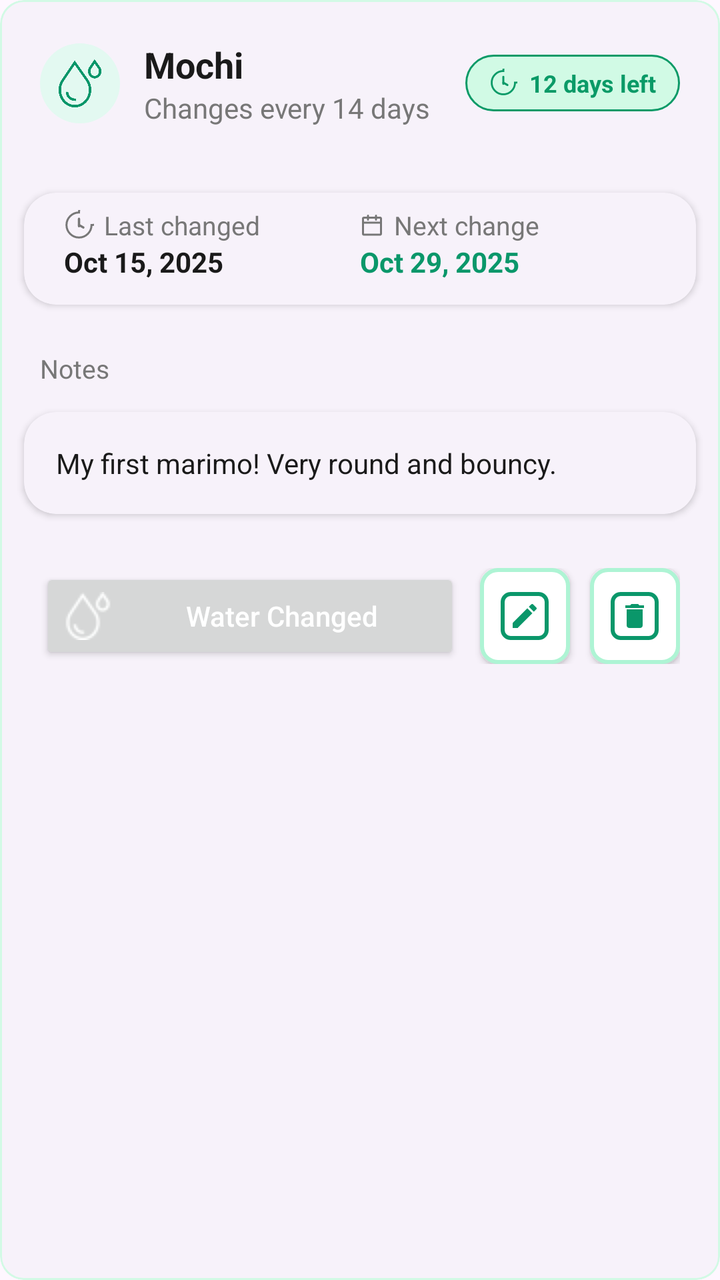
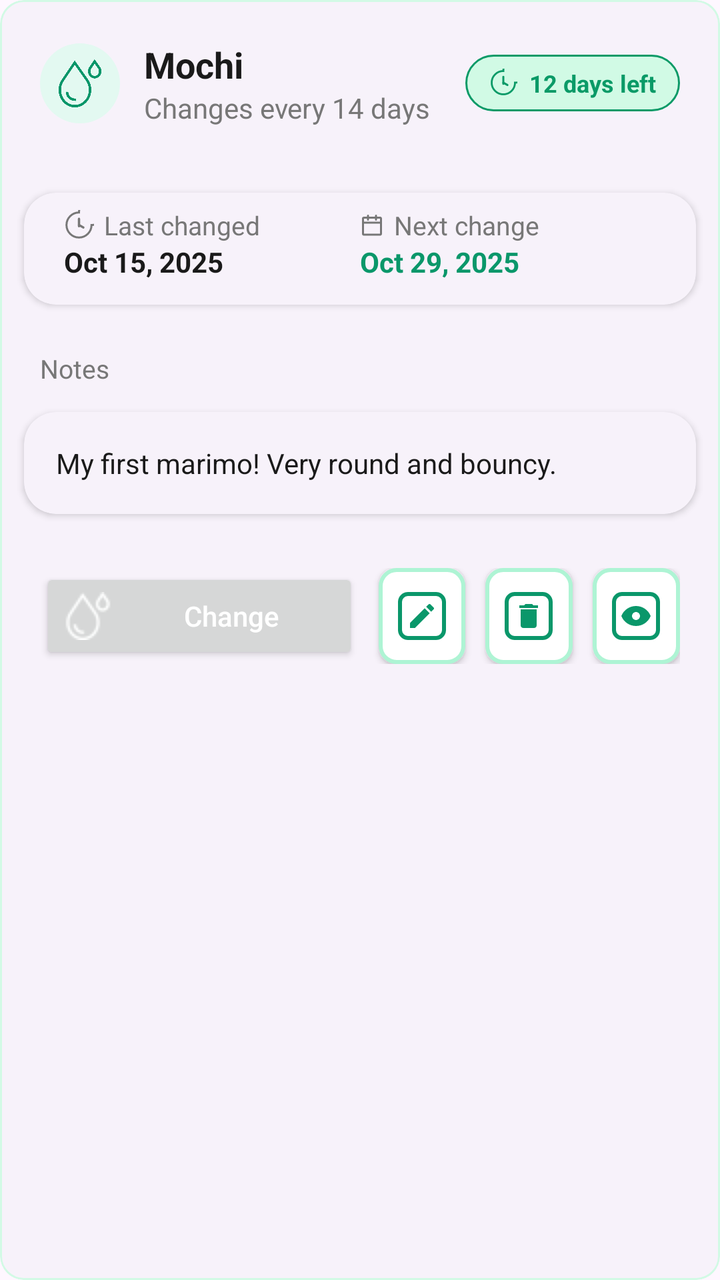

Two renders of the same Android screen: before a commit and after it. Below are the layout's source before the change and the commit's diff.
<!-- AndroidManifest.xml: application theme Theme.MarimoCare -->
<!-- res/layout/item_marimo.xml -->
<?xml version="1.0" encoding="utf-8"?>
<com.google.android.material.card.MaterialCardView xmlns:android="http://schemas.android.com/apk/res/android"
    xmlns:app="http://schemas.android.com/apk/res-auto"
    xmlns:tools="http://schemas.android.com/tools"
    android:id="@+id/cardMarimo"
    android:layout_width="match_parent"
    android:layout_height="wrap_content"
    android:layout_margin="12dp"
    android:padding="16dp"
    app:cardCornerRadius="12dp"
    app:cardElevation="0dp"
    app:strokeColor="@color/marimo_item_board"
    app:strokeWidth="1dp">

    <LinearLayout
        android:layout_width="match_parent"
        android:layout_height="wrap_content"
        android:orientation="vertical">

        
        <LinearLayout
            android:layout_width="match_parent"
            android:layout_height="wrap_content"
            android:orientation="horizontal"
            android:gravity="center_vertical"
            android:padding="20dp">

            <ImageView
                android:id="@+id/imgMarimoIcon"
                android:layout_width="40dp"
                android:layout_height="40dp"
                android:src="@drawable/ic_water_drop_green"
                android:padding="8dp"
                android:background="@drawable/bg_circle_green"
                android:contentDescription="@string/img" />

            <LinearLayout
                android:layout_width="0dp"
                android:layout_height="wrap_content"
                android:layout_weight="1"
                android:paddingStart="12dp"
                android:orientation="vertical"
                tools:ignore="RtlSymmetry">

                <TextView
                    android:id="@+id/txtName"
                    android:text="@string/mochi"
                    android:textSize="18sp"
                    android:textStyle="bold"
                    android:textColor="#1A1A1A"
                    android:layout_width="wrap_content"
                    android:layout_height="wrap_content" />

                <TextView
                    android:id="@+id/txtFrequency"
                    android:text="@string/changes_every_14_days"
                    android:textSize="14sp"
                    android:textColor="#777777"
                    android:layout_width="wrap_content"
                    android:layout_height="wrap_content" />
            </LinearLayout>

            <LinearLayout
                android:id="@+id/layout_text"
                android:layout_width="wrap_content"
                android:layout_height="wrap_content"
                android:orientation="horizontal"
                android:gravity="center_vertical"
                android:background="@drawable/bg_days_left_pill"
                android:paddingHorizontal="12dp"
                android:paddingVertical="6dp">

                <ImageView
                    android:id="@+id/txtDaysLeft_icon"
                    android:layout_width="14dp"
                    android:layout_height="14dp"
                    android:src="@drawable/ic_clock"
                    android:contentDescription="@string/img"
                    android:layout_marginEnd="6dp" />

                <TextView
                    android:id="@+id/txtDaysLeft"
                    android:text="@string/_12_days_left"
                    android:textSize="12sp"
                    android:textColor="#0A9A67"
                    android:textStyle="bold"
                    android:layout_width="wrap_content"
                    android:layout_height="wrap_content" />
            </LinearLayout>
        </LinearLayout>

        
        <com.google.android.material.card.MaterialCardView
            android:id="@+id/cardDate"
            android:layout_width="match_parent"
            android:layout_height="wrap_content"
            android:layout_margin="10dp"
            app:cardElevation="2dp"
            app:backgroundTint="@null"
            app:cardPreventCornerOverlap="false"
            app:cardUseCompatPadding="true">

            <LinearLayout
                android:layout_width="match_parent"
                android:layout_height="wrap_content"
                android:baselineAligned="false"
                android:orientation="horizontal"
                android:paddingStart="20dp"
                android:paddingEnd="20dp"
                android:paddingTop="12dp"
                android:paddingBottom="12dp"
                android:layout_marginTop="-5dp"
                tools:ignore="RtlSymmetry">

                <LinearLayout
                    android:layout_width="0dp"
                    android:layout_height="wrap_content"
                    android:layout_weight="1"
                    android:orientation="vertical">

                    <TextView
                        android:text="@string/last_changed"
                        android:textSize="13sp"
                        android:textColor="#777777"
                        android:layout_width="wrap_content"
                        app:drawableStartCompat="@drawable/ic_clock_mini"
                        android:drawablePadding="5dp"
                        app:drawableTint="#777777"
                        android:layout_height="wrap_content" />

                    <TextView
                        android:id="@+id/txtLastChange"
                        android:text="@string/oct_15_2025"
                        android:textStyle="bold"
                        android:textSize="14sp"
                        android:textColor="#1A1A1A"
                        android:layout_width="wrap_content"
                        android:layout_height="wrap_content" />
                </LinearLayout>

                <LinearLayout
                    android:layout_width="0dp"
                    android:layout_height="wrap_content"
                    android:layout_weight="1"
                    android:orientation="vertical">

                    <TextView
                        android:text="@string/next_change"
                        android:textSize="13sp"
                        android:textColor="#777777"
                        android:drawablePadding="5dp"
                        app:drawableStartCompat="@drawable/ic_calendar_mini"
                        app:drawableTint="#777777"
                        android:layout_width="wrap_content"
                        android:layout_height="wrap_content" />

                    <TextView
                        android:id="@+id/txtNextChange"
                        android:text="@string/oct_29_2025"
                        android:textStyle="bold"
                        android:textSize="14sp"
                        android:textColor="@color/marimo_item_green"
                        android:layout_width="wrap_content"
                        android:layout_height="wrap_content" />
                </LinearLayout>

            </LinearLayout>
        </com.google.android.material.card.MaterialCardView>

        
        <TextView
            android:text="@string/notes"
            android:textSize="13sp"
            android:textColor="#777777"
            android:layout_marginTop="10dp"
            android:paddingStart="20dp"
            android:layout_width="wrap_content"
            android:layout_height="wrap_content"
            tools:ignore="RtlSymmetry" />

        
        <com.google.android.material.card.MaterialCardView
            android:id="@+id/cardNotes"
            android:layout_width="match_parent"
            android:layout_height="wrap_content"
            android:layout_margin="10dp"
            app:backgroundTint="@null"
            app:cardElevation="2dp"
            app:cardPreventCornerOverlap="false"
            app:cardUseCompatPadding="true">

            <TextView
                android:id="@+id/txtNotes"
                android:text="@string/my_first_marimo_very_round_and_bouncy"
                android:textSize="14sp"
                android:textColor="#1A1A1A"
                android:padding="16dp"
                app:backgroundTint="@null"
                android:layout_width="match_parent"
                android:layout_height="wrap_content"
                tools:ignore="RtlSymmetry" />

        </com.google.android.material.card.MaterialCardView>

        
        <LinearLayout
            android:layout_width="match_parent"
            android:layout_height="wrap_content"
            android:orientation="horizontal"
            android:gravity="center_vertical"
            android:paddingStart="20dp"
            android:paddingEnd="20dp"
            android:layout_marginTop="14dp"
            android:layout_marginBottom="10dp"
            tools:ignore="RtlSymmetry">

            <Button
                android:id="@+id/btnWaterChanged"
                android:layout_width="0dp"
                android:layout_height="48dp"
                android:layout_weight="0.70"
                android:text="@string/water_changed"
                android:textAllCaps="false"
                android:textColor="@android:color/white"
                app:backgroundTint="@null"
                android:drawableLeft="@drawable/ic_water_drop_white_mini"
                android:drawablePadding="8dp"
                tools:ignore="ButtonStyle,RtlHardcoded" />

            <Button
                android:id="@+id/btnEdit"
                android:layout_width="0dp"
                android:layout_height="48dp"
                android:layout_weight="0.15"
                android:layout_marginStart="10dp"
                android:textAllCaps="false"
                android:textColor="@color/marimo_black"
                app:backgroundTint="@null"
                android:background="@drawable/bg_btn_edit_border"
                tools:ignore="ButtonStyle" />

            <Button
                android:id="@+id/btnDelete"
                android:layout_width="0dp"
                android:layout_height="48dp"
                android:layout_weight="0.15"
                android:layout_marginStart="10dp"
                android:textAllCaps="false"
                android:textColor="@color/marimo_black"
                app:backgroundTint="@null"
                android:background="@drawable/bg_btn_delete_border"
                tools:ignore="ButtonStyle" />
        </LinearLayout>

    </LinearLayout>
</com.google.android.material.card.MaterialCardView>
<!-- resources referenced by this layout -->
<resources>
  <color name="marimo_black">#121928</color>
  <color name="marimo_item_board">#D2FAE5</color>
  <color name="marimo_item_green">#0a976a</color>
  <string name="_12_days_left">12 days left</string>
  <string name="changes_every_14_days">Changes every 14 days</string>
  <string name="img">Img</string>
  <string name="last_changed">Last changed</string>
  <string name="mochi">Mochi</string>
  <string name="my_first_marimo_very_round_and_bouncy">My first marimo! Very round and bouncy.</string>
  <string name="next_change">Next change</string>
  <string name="notes">Notes</string>
  <string name="oct_15_2025">Oct 15, 2025</string>
  <string name="oct_29_2025">Oct 29, 2025</string>
  <string name="water_changed">Water Changed</string>
  <color name="marimo_item_edit_board">#aef4d4</color>
  <color name="marimo_header">#d1fae5</color>
  <color name="marimo_primary">#2ac8a0</color>
  <color name="marimo_surface">#FFFFFF</color>
  <color name="marimo_red">#D9534F</color>
  <color name="marimo_text_primary">#0B6E4F</color>
  <color name="marimo_text_secondary">#555555</color>
  <style name="Shape.Marimo.Small" parent="ShapeAppearance.Material3.Corner.Small">
          <item name="cornerFamily">rounded</item>
          <item name="cornerSize">8dp</item>
      </style>
  <style name="Shape.Marimo.Large" parent="ShapeAppearance.Material3.Corner.Large">
          <item name="cornerFamily">rounded</item>
          <item name="cornerSize">16dp</item>
      </style>
  <style name="Widget.Marimo.Button" parent="Widget.Material3.Button">
          <item name="cornerRadius">16dp</item>
          <item name="android:textAllCaps">false</item>
      </style>
  <style name="Text.Marimo.Body" parent="@style/TextAppearance.Material3.BodyMedium">
          <item name="android:textColor">@color/marimo_text_secondary</item>
      </style>
  <style name="CardCounterStyle">
          <item name="cardBackgroundColor">@android:color/white</item>
      </style>
  <color name="marimo_text_hint">#888888</color>
  <!-- unchanged entries left out for length: 14 -->
</resources>

<!-- the commit's change to res/layout/item_marimo.xml (unified diff, before → after) -->
@@ -218,7 +218,7 @@
                 android:id="@+id/btnWaterChanged"
                 android:layout_width="0dp"
                 android:layout_height="48dp"
-                android:layout_weight="0.70"
+                android:layout_weight="0.55"
                 android:text="@string/water_changed"
                 android:textAllCaps="false"
                 android:textColor="@android:color/white"
@@ -250,6 +250,18 @@
                 app:backgroundTint="@null"
                 android:background="@drawable/bg_btn_delete_border"
                 tools:ignore="ButtonStyle" />
+
+            <Button
+                android:id="@+id/btnDetails"
+                android:layout_width="0dp"
+                android:layout_height="48dp"
+                android:layout_weight="0.15"
+                android:layout_marginStart="10dp"
+                android:textAllCaps="false"
+                android:textColor="@color/marimo_black"
+                app:backgroundTint="@null"
+                android:background="@drawable/bg_btn_detail_border"
+                tools:ignore="ButtonStyle" />
         </LinearLayout>
 
     </LinearLayout>
<!-- resource entries referenced after the edit -->
@@ -3,6 +3,66 @@
   <color name="marimo_black">#121928</color>
   <color name="marimo_item_board">#D2FAE5</color>
   <color name="marimo_item_green">#0a976a</color>
+  <!-- drawable bg_btn_detail_border (drawable) -->
+  <layer-list xmlns:android="http://schemas.android.com/apk/res/android">
+  
+      
+      <item>
+          <shape android:shape="rectangle">
+              <solid android:color="#FFFFFF"/>
+              <stroke
+                  android:width="2dp"
+                  android:color="@color/marimo_item_edit_board"/>
+              <corners android:radius="8dp"/>
+              <size
+                  android:width="48dp"
+                  android:height="48dp"/>
+          </shape>
+      </item>
+  
+      
+      <item android:gravity="center">
+          <layer-list>
+  
+              
+              <item>
+                  <shape android:shape="rectangle">
+                      <solid android:color="#FFFFFF"/>
+                      <stroke
+                          android:width="2dp"
+                          android:color="@color/marimo_item_green"/>
+                      <corners android:radius="4dp"/>
+                      <size
+                          android:width="24dp"
+                          android:height="24dp"/>
+                  </shape>
+              </item>
+  
+              
+              <item android:gravity="center">
+                  <vector
+                      android:width="16dp"
+                      android:height="16dp"
+                      android:viewportWidth="24"
+                      android:viewportHeight="24">
+  
+                      
+                      <path
+                          android:fillColor="@color/marimo_item_green"
+                          android:pathData="M12,4.5C7,4.5 2.73,7.61 1,12c1.73,4.39 6,7.5 11,7.5s9.27,-3.11 11,-7.5C21.27,7.61 17,4.5 12,4.5z"/>
+  
+                      
+                      <path
+                          android:fillColor="#FFFFFF"
+                          android:pathData="M12,9a3,3 0 1,0 0.001,0z"/>
+  
+                  </vector>
+              </item>
+  
+          </layer-list>
+      </item>
+  
+  </layer-list>
   <string name="_12_days_left">12 days left</string>
   <string name="changes_every_14_days">Changes every 14 days</string>
   <string name="img">Img</string>
@@ -13,7 +73,7 @@
   <string name="notes">Notes</string>
   <string name="oct_15_2025">Oct 15, 2025</string>
   <string name="oct_29_2025">Oct 29, 2025</string>
-  <string name="water_changed">Water Changed</string>
+  <string name="water_changed">Change</string>
   <color name="marimo_item_edit_board">#aef4d4</color>
   <color name="marimo_header">#d1fae5</color>
   <color name="marimo_primary">#2ac8a0</color>
